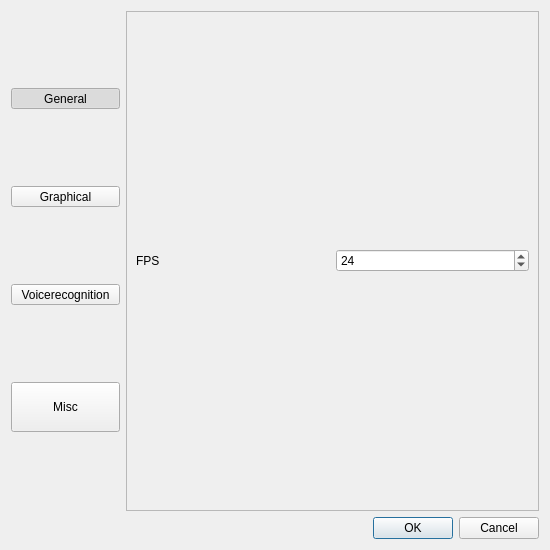
This is rsrc/settings.ui in morevnaproject-org/papagayo-ng as Qt 5 draws it before an edit. The edited form follows.
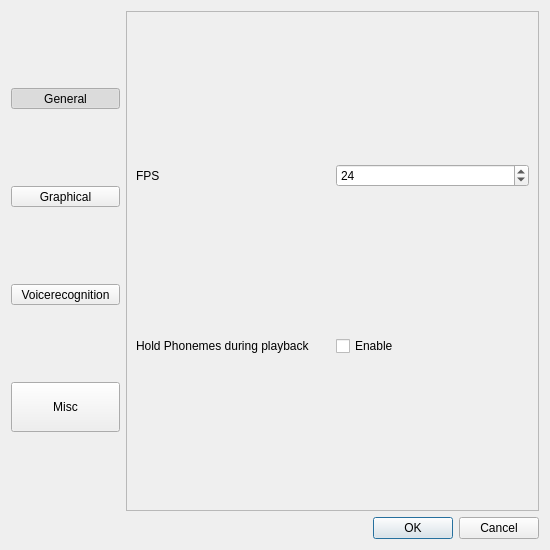
This is the edited form. The open tabs and pages were chosen to show the change. Icons and pictures are not drawn.

Commit message: Fix problem with loading and saving phoneme sets in the helper, this produced incorrect results before. Also fixed the sets accordingly. Added Playback setting to repeat the last played phoneme, improves Allosaurus playback immensely.

Patch:
```diff
--- a/rsrc/settings.ui
+++ b/rsrc/settings.ui
@@ -243,6 +243,20 @@
          </property>
         </widget>
        </item>
+       <item row="1" column="0">
+        <widget class="QLabel" name="label_7">
+         <property name="text">
+          <string>Hold Phonemes during playback</string>
+         </property>
+        </widget>
+       </item>
+       <item row="1" column="1">
+        <widget class="QCheckBox" name="hold_phonemes">
+         <property name="text">
+          <string>Enable</string>
+         </property>
+        </widget>
+       </item>
       </layout>
      </widget>
      <widget class="QWidget" name="graphical">
```
Left out of the diff: 2 changed lines with no effect on the pictures. The commit also changes 7 other files.
